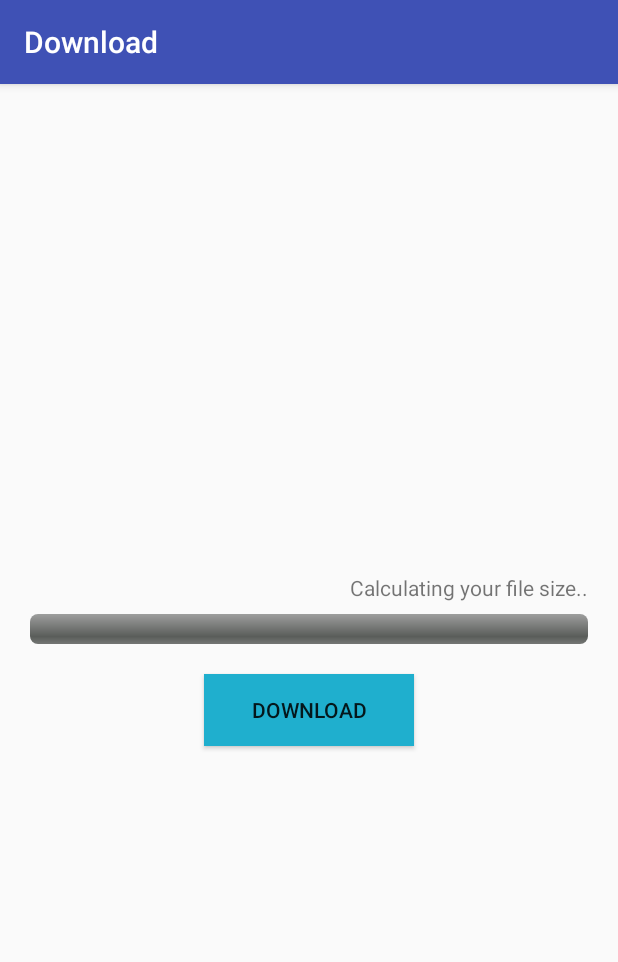
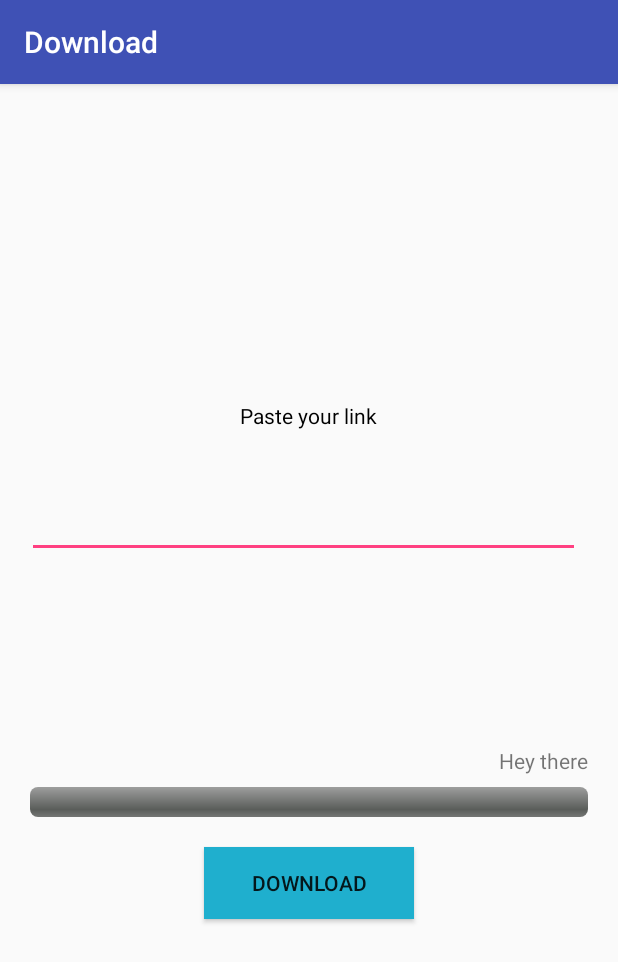
Before and after one commit to Monamagdy/Download-Library, an Android app: the screen it shows after launch (MainActivity), after a tap on "DOWNLOAD", on a phone screen of 412 x 824 dp. Shown: the top 962 px of the screen. Run offline under Robolectric (Android 15) with nearby library versions, the phone set to English and light mode, and no system bars; our stand-ins replace ButterKnife.

Commit message:
link insertion

```diff
--- a/app/src/main/java/com/example/monamagdy/download/ui/MainActivity.java
+++ b/app/src/main/java/com/example/monamagdy/download/ui/MainActivity.java
@@ -9,8 +9,10 @@ import android.os.Bundle;
 import android.support.annotation.NonNull;
 import android.support.v4.content.LocalBroadcastManager;
 import android.support.v7.app.AppCompatActivity;
+import android.widget.EditText;
 import android.widget.ProgressBar;
 import android.widget.TextView;
+import android.widget.Toast;
 
 import com.example.monamagdy.download.R;
 import com.example.monamagdy.download.service.DownloadService;
@@ -29,6 +31,9 @@ public class MainActivity extends AppCompatActivity {
     @BindView(R.id.tv_message)
     TextView textFileSize;
 
+    @BindView(R.id.edt_link)
+    EditText downloadLink;
+
     @Override
     protected void onCreate(Bundle savedInstanceState) {
         super.onCreate(savedInstanceState);
@@ -40,8 +45,14 @@ public class MainActivity extends AppCompatActivity {
     public void onRequestPermissionsResult(int requestCode, @NonNull String[] permissions, @NonNull int[] grantResults) {
         super.onRequestPermissionsResult(requestCode, permissions, grantResults);
         if (checkSelfPermission(android.Manifest.permission.WRITE_EXTERNAL_STORAGE) == PackageManager.PERMISSION_GRANTED) {
-            startService(new Intent(this, DownloadService.class));
-            textFileSize.setText(R.string.message);
+            if(downloadLink.getText().toString().isEmpty())
+                Toast.makeText(getApplicationContext(),"Please enter your link",Toast.LENGTH_LONG).show();
+            else{
+                Intent intent = new Intent(this, DownloadService.class);
+                intent.putExtra("link_to_download",downloadLink.getText().toString());
+                startService(intent);
+                textFileSize.setText(R.string.message);
+            }
         }
     }
 
@@ -54,8 +65,14 @@ public class MainActivity extends AppCompatActivity {
     @OnClick(R.id.b_download)
     public void onDownloadPressed(){
         if(Utils.verifyStoragePermissions(MainActivity.this)){
-            startService(new Intent(this, DownloadService.class));
+            if(downloadLink.getText().toString().isEmpty())
+                Toast.makeText(getApplicationContext(),"Please enter your link",Toast.LENGTH_LONG).show();
+            else{
+            Intent intent = new Intent(this, DownloadService.class);
+            intent.putExtra("link_to_download",downloadLink.getText().toString());
+            startService(intent);
             textFileSize.setText(R.string.message);
+            }
         }
     }
 
--- a/app/src/main/res/layout/activity_main.xml
+++ b/app/src/main/res/layout/activity_main.xml
@@ -7,6 +7,21 @@
     android:orientation="vertical"
     android:padding="20dp"
     tools:context="com.example.monamagdy.download.ui.MainActivity">
+
+    <TextView
+        android:id="@+id/textView2"
+        android:layout_width="wrap_content"
+        android:layout_height="wrap_content"
+        android:layout_marginBottom="40dp"
+        android:textColor="#000"
+        android:text="@string/paste_your_link" />
+
+    <EditText
+        android:id="@+id/edt_link"
+        android:layout_width="match_parent"
+        android:layout_height="wrap_content"
+        android:layout_marginBottom="125dp"
+        android:layout_marginEnd="3dp" />
 
     <TextView
         android:id="@+id/tv_message"
--- a/app/src/main/res/values/strings.xml
+++ b/app/src/main/res/values/strings.xml
@@ -3,4 +3,5 @@
     <string name="default_text">Hey there</string>
     <string name="download">Download</string>
     <string name="message">Calculating your file size..</string>
+    <string name="paste_your_link">Paste your link</string>
 </resources>
```
Also changed, not shown: app/src/main/java/com/example/monamagdy/download/service/DownloadService.java (+4 -4 lines), app/src/main/java/com/example/monamagdy/download/service/DownloadThread.java (+8 -3 lines).
